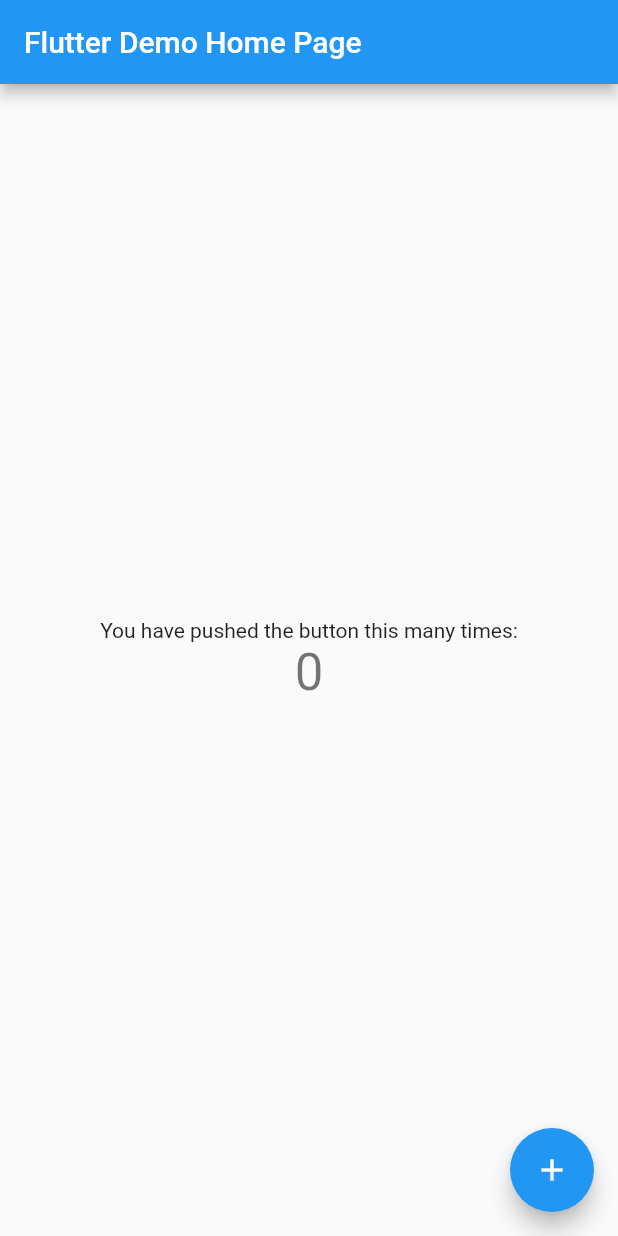
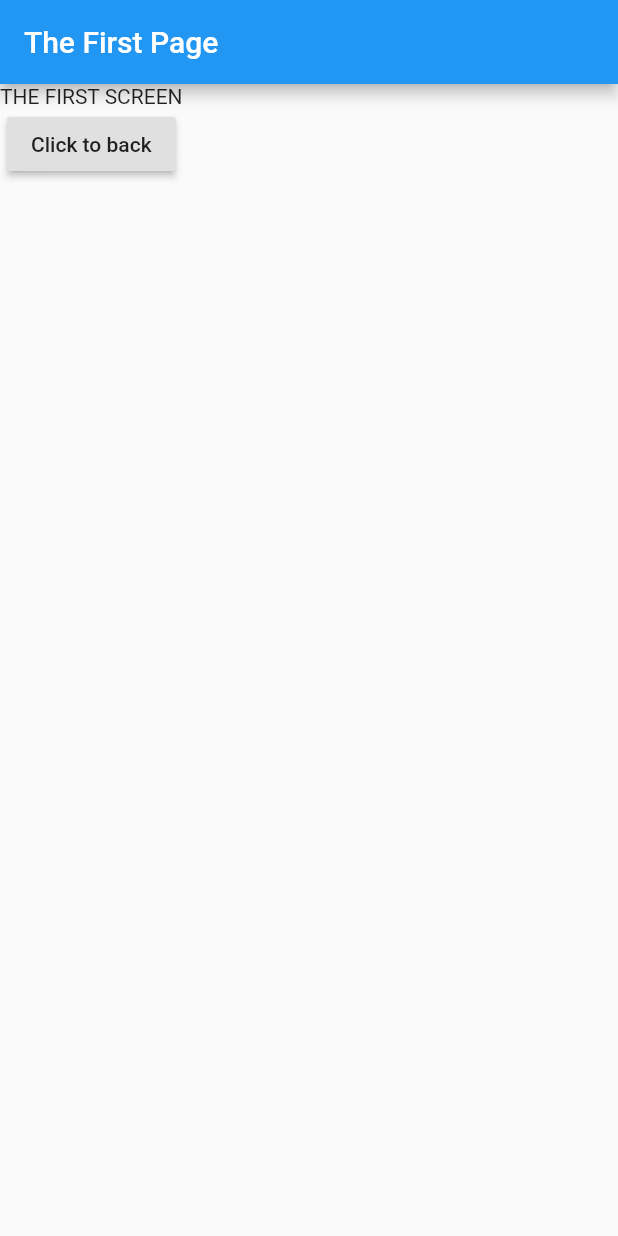
Before and after one commit to ricardoham/my-flutter-app-navigation, a Flutter app: the screen it shows after launch, on a phone screen of 412 x 824 dp. Run offline on Flutter 3.47's test engine with Material 2 defaults, Android fonts, the phone set to English and light mode, and no system bars.

Commit message:
add first screen and remove dummy stuff from create flutter app

```diff
--- a/lib/main.dart
+++ b/lib/main.dart
@@ -1,4 +1,5 @@
 import 'package:flutter/material.dart';
+import './screens/first_screen.dart';
 
 void main() => runApp(MyApp());
 
@@ -9,103 +10,9 @@ class MyApp extends StatelessWidget {
     return MaterialApp(
       title: 'Flutter Demo',
       theme: ThemeData(
-        // This is the theme of your application.
-        //
-        // Try running your application with "flutter run". You'll see the
-        // application has a blue toolbar. Then, without quitting the app, try
-        // changing the primarySwatch below to Colors.green and then invoke
-        // "hot reload" (press "r" in the console where you ran "flutter run",
-        // or simply save your changes to "hot reload" in a Flutter IDE).
-        // Notice that the counter didn't reset back to zero; the application
-        // is not restarted.
         primarySwatch: Colors.blue,
       ),
-      home: MyHomePage(title: 'Flutter Demo Home Page'),
+      home: FirstScreen(),
     );
   }
 }
-
-class MyHomePage extends StatefulWidget {
-  MyHomePage({Key key, this.title}) : super(key: key);
-
-  // This widget is the home page of your application. It is stateful, meaning
-  // that it has a State object (defined below) that contains fields that affect
-  // how it looks.
-
-  // This class is the configuration for the state. It holds the values (in this
-  // case the title) provided by the parent (in this case the App widget) and
-  // used by the build method of the State. Fields in a Widget subclass are
-  // always marked "final".
-
-  final String title;
-
-  @override
-  _MyHomePageState createState() => _MyHomePageState();
-}
-
-class _MyHomePageState extends State<MyHomePage> {
-  int _counter = 0;
-
-  void _incrementCounter() {
-    setState(() {
-      // This call to setState tells the Flutter framework that something has
-      // changed in this State, which causes it to rerun the build method below
-      // so that the display can reflect the updated values. If we changed
-      // _counter without calling setState(), then the build method would not be
-      // called again, and so nothing would appear to happen.
-      _counter++;
-    });
-  }
-
-  @override
-  Widget build(BuildContext context) {
-    // This method is rerun every time setState is called, for instance as done
-    // by the _incrementCounter method above.
-    //
-    // The Flutter framework has been optimized to make rerunning build methods
-    // fast, so that you can just rebuild anything that needs updating rather
-    // than having to individually change instances of widgets.
-    return Scaffold(
-      appBar: AppBar(
-        // Here we take the value from the MyHomePage object that was created by
-        // the App.build method, and use it to set our appbar title.
-        title: Text(widget.title),
-      ),
-      body: Center(
-        // Center is a layout widget. It takes a single child and positions it
-        // in the middle of the parent.
-        child: Column(
-          // Column is also a layout widget. It takes a list of children and
-          // arranges them vertically. By default, it sizes itself to fit its
-          // children horizontally, and tries to be as tall as its parent.
-          //
-          // Invoke "debug painting" (press "p" in the console, choose the
-          // "Toggle Debug Paint" action from the Flutter Inspector in Android
-          // Studio, or the "Toggle Debug Paint" command in Visual Studio Code)
-          // to see the wireframe for each widget.
-          //
-          // Column has various properties to control how it sizes itself and
-          // how it positions its children. Here we use mainAxisAlignment to
-          // center the children vertically; the main axis here is the vertical
-          // axis because Columns are vertical (the cross axis would be
-          // horizontal).
-          mainAxisAlignment: MainAxisAlignment.center,
-          children: <Widget>[
-            Text(
-              'You have pushed the button this many times:',
-            ),
-            Text(
-              '$_counter',
-              style: Theme.of(context).textTheme.display1,
-            ),
-          ],
-        ),
-      ),
-      floatingActionButton: FloatingActionButton(
-        onPressed: _incrementCounter,
-        tooltip: 'Increment',
-        child: Icon(Icons.add),
-      ), // This trailing comma makes auto-formatting nicer for build methods.
-    );
-  }
-}
--- /dev/null
+++ b/lib/screens/first_screen.dart
@@ -0,0 +1,23 @@
+import 'package:flutter/material.dart';
+
+class FirstScreen extends StatelessWidget {
+  const FirstScreen({Key key}) : super(key: key);
+
+  @override
+  Widget build(BuildContext context) {
+    return Scaffold(
+      appBar: AppBar(
+        title: Text('The First Page'),
+      ),
+      body: Column(
+        children: <Widget>[
+          Text('THE FIRST SCREEN'),
+          RaisedButton(
+            onPressed: () {},
+            child: Text('Click to back'),
+          )
+        ],
+      ),
+    );
+  }
+}
```
